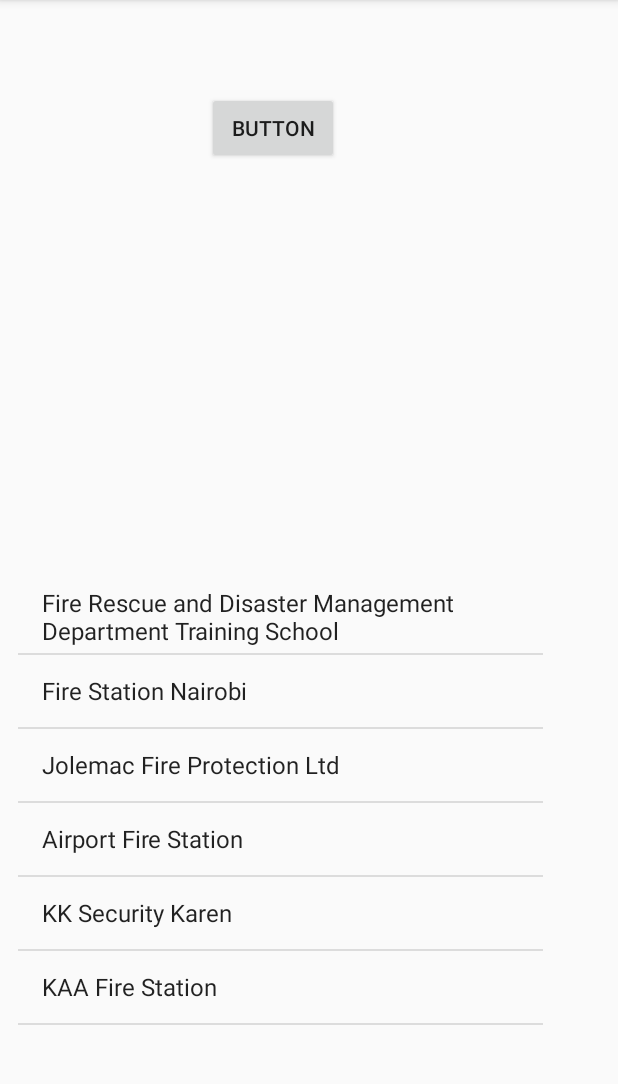
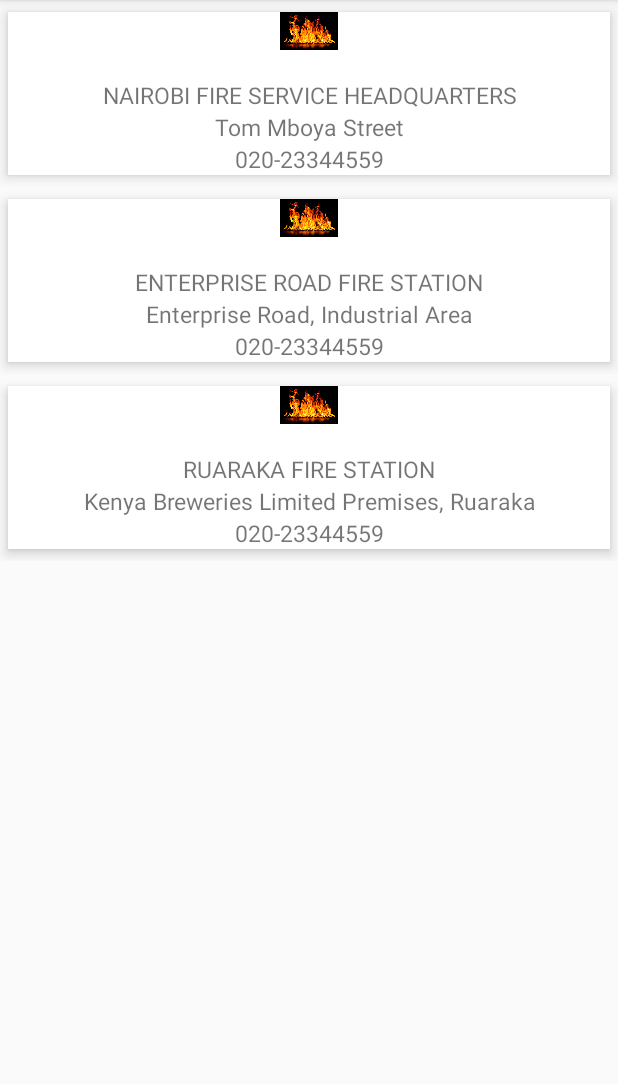
Before and after one commit to NjeriNjoroge/Ring_The_Alarm, an Android app: the screen it shows after launch (FireActivity), after a tap on "FIRE", on a phone screen of 412 x 824 dp, the part 84-1168 px from its top. Run offline under Robolectric (Android 15) with nearby library versions, the phone set to English and light mode, and no system bars.

```diff
--- a/app/build.gradle
+++ b/app/build.gradle
@@ -24,6 +24,7 @@ dependencies {
     androidTestCompile('com.android.support.test.espresso:espresso-core:2.2.2', {
         exclude group: 'com.android.support', module: 'support-annotations'
     })
+    compile 'com.jakewharton:butterknife:7.0.1'
     compile 'com.android.support:appcompat-v7:26.+'
     compile 'com.android.support.constraint:constraint-layout:1.0.2'
     compile 'com.android.support:cardview-v7:21.0.+'
--- a/app/src/main/java/com/example/gnjoroge/ringthealarm/Fire.java
+++ b/app/src/main/java/com/example/gnjoroge/ringthealarm/Fire.java
@@ -5,18 +5,21 @@ package com.example.gnjoroge.ringthealarm;
  */
 
 public class Fire {
+    private int image;
     private String name;
     private String location;
-    private int contacts;
+    private String contact;
 
     public Fire(){
     }
-    public Fire(String name, String location, int contacts){
+    public Fire(String name, String location, String contact, int image){
+        this.image = image;
         this.name=name;
         this.location= location;
-        this.contacts = contacts;
+        this.contact = contact;
     }
+    public int getImage(){ return image;}
     public String getName(){ return name;}
     public String getLocation(){ return location;}
-    public int getContacts(){ return contacts;}
+    public String getContact(){ return contact;}
 }
--- a/app/src/main/java/com/example/gnjoroge/ringthealarm/FireActivity.java
+++ b/app/src/main/java/com/example/gnjoroge/ringthealarm/FireActivity.java
@@ -2,25 +2,54 @@ package com.example.gnjoroge.ringthealarm;
 
 import android.support.v7.app.AppCompatActivity;
 import android.os.Bundle;
+import android.support.v7.widget.CardView;
+import android.support.v7.widget.DefaultItemAnimator;
+import android.support.v7.widget.LinearLayoutManager;
+import android.support.v7.widget.RecyclerView;
 import android.widget.ArrayAdapter;
 import android.widget.ListView;
+import android.widget.TextView;
+
+import java.util.ArrayList;
 
 public class FireActivity extends AppCompatActivity {
-    private ListView mSavedFireStationsListView;
-    private String [] fireStations = new String[]{
-            "Fire Rescue and Disaster Management Department Training School","Fire Station Nairobi","Jolemac Fire Protection Ltd","Airport Fire Station","KK Security Karen",
-            "KAA Fire Station"
+    private CardView mCardView;
+    private TextView mTextViewName;
+    private TextView mTextViewLocation;
+    private TextView mTextViewContacts;
 
-    };
+    private static RecyclerView.Adapter adapter;
+    private RecyclerView.LayoutManager layoutManager;
+    private static RecyclerView recyclerView;
+    private static ArrayList<Fire> data;
+
 
     @Override
     protected void onCreate(Bundle savedInstanceState) {
         super.onCreate(savedInstanceState);
         setContentView(R.layout.activity_fire);
 
-        mSavedFireStationsListView = (ListView)findViewById(R.id.savedFireStationsListView);
-        ArrayAdapter adapter = new ArrayAdapter(this, android.R.layout.simple_list_item_1, fireStations );
-        mSavedFireStationsListView.setAdapter(adapter);
+        mCardView=(CardView) findViewById(R.id.card_view);
+        //mCardView.setOnClickListener(this);
+
+        recyclerView = (RecyclerView) findViewById(R.id.my_recycler_view);
+        recyclerView.setHasFixedSize(true);
+
+        layoutManager = new LinearLayoutManager(this);
+        recyclerView.setLayoutManager(layoutManager);
+        recyclerView.setItemAnimator(new DefaultItemAnimator());
+
+        data=new ArrayList<Fire>();
+        for(int i=0; i<3; i++){
+            data.add(new Fire(MyData.names[i],MyData.locations[i], MyData.contacts[i],MyData.images[i]));
+        }
+
+        adapter=new FireAdapter(getApplicationContext(),data);
+        recyclerView.setAdapter(adapter);
+
+
+
 
     }
+
 }
--- /dev/null
+++ b/app/src/main/java/com/example/gnjoroge/ringthealarm/FireAdapter.java
@@ -0,0 +1,76 @@
+package com.example.gnjoroge.ringthealarm;
+
+import android.content.Context;
+import android.support.v7.widget.RecyclerView;
+import android.view.LayoutInflater;
+import android.view.View;
+import android.view.ViewGroup;
+import android.widget.ImageView;
+import android.widget.TextView;
+import android.widget.Toast;
+
+import java.util.ArrayList;
+
+
+public class FireAdapter extends RecyclerView.Adapter<FireAdapter.FireView> {
+
+
+    private ArrayList<Fire> fireData;
+    private Context mContext;
+
+    public FireAdapter(Context context, ArrayList<Fire> data) {
+        this.fireData = data;
+        mContext = context;
+    }
+
+    public class FireView extends RecyclerView.ViewHolder implements View.OnClickListener {
+        ImageView fireImage;
+        TextView stationName;
+        TextView stationLocation;
+        TextView stationContacts;
+
+        public FireView(View view) {
+            super(view);
+            this.fireImage = (ImageView) itemView.findViewById(R.id.imageView);
+            this.stationName = (TextView) itemView.findViewById(R.id.textViewName);
+            this.stationLocation = (TextView) itemView.findViewById(R.id.textViewLocation);
+            this.stationContacts = (TextView) itemView.findViewById(R.id.textViewContact);
+            view.setOnClickListener(this);
+        }
+        @Override
+        public void onClick(View v){
+//            Toast.makeText(FireActivity.this, "nice", Toast.LENGTH_LONG).show();
+        }
+    }
+
+    @Override
+    public FireView onCreateViewHolder(ViewGroup parent, int viewType) {
+        //inflate the card view
+        View view = LayoutInflater.from(parent.getContext()).inflate(R.layout.card_view, parent, false);
+        //create new instance of view holder
+        FireView viewHolder = new FireView(view);
+        return viewHolder;
+    }
+
+
+
+
+    @Override
+public void onBindViewHolder(final FireView holder, final int listPosition) {
+        ImageView fireImage = holder.fireImage;
+        TextView stationName = holder.stationName;
+        TextView stationLocation = holder.stationLocation;
+        TextView stationContacts = holder.stationContacts;
+
+        fireImage.setImageResource(fireData.get(listPosition).getImage());
+        stationName.setText(fireData.get(listPosition).getName());
+        stationLocation.setText(fireData.get(listPosition).getLocation());
+     stationContacts.setText(fireData.get(listPosition).getContact());
+
+    }
+
+    @Override
+    public int getItemCount(){
+        return fireData.size();
+    }
+}
--- a/app/src/main/java/com/example/gnjoroge/ringthealarm/MainActivity.java
+++ b/app/src/main/java/com/example/gnjoroge/ringthealarm/MainActivity.java
@@ -6,9 +6,10 @@ import android.os.Bundle;
 import android.view.View;
 import android.widget.Button;
 
-public class MainActivity extends AppCompatActivity {
+public class MainActivity extends AppCompatActivity implements View.OnClickListener{
 
     private Button mFireButton;
+    private Button mEmergencyButton;
 
     @Override
     protected void onCreate(Bundle savedInstanceState) {
@@ -16,15 +17,22 @@ public class MainActivity extends AppCompatActivity {
         setContentView(R.layout.activity_main);
 
         mFireButton = (Button) findViewById(R.id.fireButton);
+        mEmergencyButton = (Button)findViewById(R.id.emergencyContacts);
 
-        mFireButton.setOnClickListener(new View.OnClickListener() {
-            @Override
-            public void onClick(View view) {
-                Intent intent = new Intent(MainActivity.this, FireActivity.class);
-                startActivity(intent);
-            }
-        });
-
+        mEmergencyButton.setOnClickListener(this);
+        mFireButton.setOnClickListener(this);
 
     }
+    @Override
+    public void onClick(View view){
+        if(view == mEmergencyButton){
+            Intent intent = new Intent(MainActivity.this, EmergencyActivity.class);
+            startActivity(intent);
+        }
+        else if(view == mFireButton){
+            Intent intent = new Intent(MainActivity.this, FireActivity.class);
+            startActivity(intent);
+        }
+    }
+
 }
--- /dev/null
+++ b/app/src/main/java/com/example/gnjoroge/ringthealarm/MyData.java
@@ -0,0 +1,12 @@
+package com.example.gnjoroge.ringthealarm;
+
+/**
+ * Created by moringa on 10/17/17.
+ */
+
+public class MyData {
+    static int[] images = {R.drawable.fire, R.drawable.fire, R.drawable.fire};
+    static String[] names = { "NAIROBI FIRE SERVICE HEADQUARTERS", "ENTERPRISE ROAD FIRE STATION", "RUARAKA FIRE STATION"};
+    static String[] locations = {"Tom Mboya Street", "Enterprise Road, Industrial Area", "Kenya Breweries Limited Premises, Ruaraka"};
+    static String[] contacts = {"020-23344559", "020-23344559","020-23344559"};
+}
--- a/app/src/main/res/layout/activity_fire.xml
+++ b/app/src/main/res/layout/activity_fire.xml
@@ -1,40 +1,17 @@
 <?xml version="1.0" encoding="utf-8"?>
-<android.support.constraint.ConstraintLayout xmlns:android="http://schemas.android.com/apk/res/android"
+<LinearLayout xmlns:android="http://schemas.android.com/apk/res/android"
     xmlns:app="http://schemas.android.com/apk/res-auto"
     xmlns:tools="http://schemas.android.com/tools"
     android:layout_width="match_parent"
     android:layout_height="match_parent"
+    android:orientation="vertical"
     tools:context="com.example.gnjoroge.ringthealarm.FireActivity">
 
-    <Button
-        android:id="@+id/button"
-        android:layout_width="wrap_content"
-        android:layout_height="wrap_content"
-        android:text="Button"
-        app:layout_constraintBottom_toBottomOf="parent"
-        android:layout_marginBottom="8dp"
-        app:layout_constraintTop_toTopOf="parent"
-        android:layout_marginTop="8dp"
-        android:layout_marginRight="8dp"
-        app:layout_constraintRight_toRightOf="parent"
-        android:layout_marginLeft="8dp"
-        app:layout_constraintLeft_toLeftOf="parent"
-        app:layout_constraintHorizontal_bias="0.421"
-        app:layout_constraintVertical_bias="0.076" />
+    <android.support.v7.widget.RecyclerView
+        android:id="@+id/my_recycler_view"
+        android:layout_width="match_parent"
+        android:layout_height="match_parent"
+        android:scrollbars="vertical"
+        />
 
-    <ListView
-        android:id="@+id/savedFireStationsListView"
-        android:layout_width="350dp"
-        android:layout_height="350dp"
-        android:layout_marginBottom="8dp"
-        android:layout_marginLeft="8dp"
-        android:layout_marginRight="8dp"
-        android:layout_marginTop="8dp"
-        app:layout_constraintBottom_toBottomOf="parent"
-        app:layout_constraintLeft_toLeftOf="parent"
-        app:layout_constraintRight_toRightOf="parent"
-        app:layout_constraintTop_toTopOf="parent"
-        app:layout_constraintVertical_bias="0.944"
-        app:layout_constraintHorizontal_bias="0.086"
-        tools:layout_editor_absoluteY="145dp" />
-</android.support.constraint.ConstraintLayout>
+</LinearLayout>
--- /dev/null
+++ b/app/src/main/res/layout/card_view.xml
@@ -0,0 +1,74 @@
+<?xml version="1.0" encoding="utf-8"?>
+<LinearLayout xmlns:android="http://schemas.android.com/apk/res/android"
+    xmlns:app="http://schemas.android.com/apk/res-auto"
+    android:orientation="vertical"
+    android:layout_width="match_parent"
+    android:layout_height="wrap_content">
+
+    <android.support.v7.widget.CardView
+        android:id="@+id/card_view"
+        android:layout_width="wrap_content"
+        android:layout_height="wrap_content"
+        android:layout_gravity="center"
+        android:background="@color/cardview_dark_background"
+        app:cardCornerRadius="0dp"
+        app:cardElevation="5dp"
+
+        app:cardUseCompatPadding="true">
+
+        <RelativeLayout
+            android:layout_width="match_parent"
+            android:layout_height="wrap_content">
+
+            <ImageView
+                android:id="@+id/imageView"
+                android:layout_width="match_parent"
+                android:layout_height="25dp"
+                android:layout_alignParentTop="true"
+                android:layout_alignParentLeft="true"
+                android:layout_alignParentStart="true" />
+
+            <TextView
+                android:id="@+id/textViewName"
+                android:layout_width="match_parent"
+                android:layout_height="wrap_content"
+                android:paddingLeft="@dimen/album_title_padding"
+                android:paddingRight="@dimen/album_title_padding"
+                android:paddingTop="0dp"
+                android:textAlignment="center"
+                android:textSize="@dimen/album_title"
+                android:layout_below="@+id/imageView"
+                android:layout_marginTop="19dp"
+                android:layout_alignParentLeft="true"
+                android:layout_alignParentStart="true" />
+
+            <TextView
+                android:id="@+id/textViewLocation"
+                android:layout_width="match_parent"
+                android:layout_height="wrap_content"
+                android:paddingLeft="@dimen/album_title_padding"
+                android:paddingRight="@dimen/album_title_padding"
+                android:paddingTop="0dp"
+                android:textAlignment="center"
+                android:textSize="@dimen/album_title"
+                android:layout_below="@+id/textViewName"
+                android:layout_alignParentLeft="true"
+                android:layout_alignParentStart="true" />
+
+            <TextView
+                android:id="@+id/textViewContact"
+                android:layout_width="match_parent"
+                android:layout_height="wrap_content"
+                android:paddingLeft="@dimen/album_title_padding"
+                android:paddingRight="@dimen/album_title_padding"
+                android:paddingTop="0dp"
+                android:textAlignment="center"
+                android:textSize="@dimen/album_title"
+                android:layout_below="@+id/textViewLocation"
+                android:layout_alignParentLeft="true"
+                android:layout_alignParentStart="true" />
+        </RelativeLayout>
+
+    </android.support.v7.widget.CardView>
+
+</LinearLayout>
--- /dev/null
+++ b/app/src/main/res/values/dimen.xml
@@ -0,0 +1,7 @@
+<?xml version="1.0" encoding="utf-8"?>
+<resources>
+    <dimen name="album_title_padding">10dp</dimen>
+    <dimen name="album_title">15dp</dimen>
+
+
+</resources>
```
Also changed, not shown: app/src/main/AndroidManifest.xml (+7 -1 lines), app/src/main/java/com/example/gnjoroge/ringthealarm/EmergencyActivity.java (added, +164 -0 lines), app/src/main/res/layout/activity_emergency.xml (added, +26 -0 lines), app/src/main/res/layout/activity_main.xml (+16 -0 lines), app/src/main/res/layout/list_item.xml (added, +8 -0 lines), app/src/main/res/drawable/fire.jpg (added).
